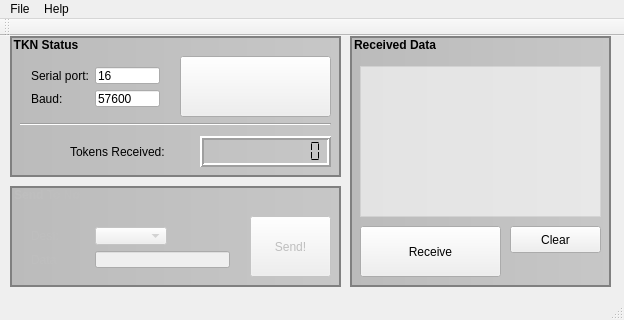
chrispap/TKN, file PC/gui/qtknwindow.ui: the form before one commit.
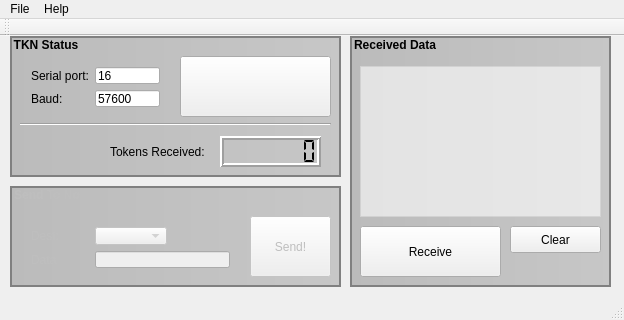
The form after the commit.

Patch:
```diff
--- a/PC/gui/qtknwindow.ui
+++ b/PC/gui/qtknwindow.ui
@@ -76,9 +76,9 @@
     <widget class="QLCDNumber" name="lcd_TokenCounter">
      <property name="geometry">
       <rect>
-       <x>190</x>
+       <x>210</x>
        <y>100</y>
-       <width>131</width>
+       <width>101</width>
        <height>31</height>
       </rect>
      </property>
@@ -88,8 +88,11 @@
      <property name="lineWidth">
       <number>2</number>
      </property>
+     <property name="numDigits">
+      <number>7</number>
+     </property>
      <property name="digitCount">
-      <number>11</number>
+      <number>7</number>
      </property>
      <property name="mode">
       <enum>QLCDNumber::Dec</enum>
@@ -101,9 +104,9 @@
     <widget class="QLabel" name="label_5">
      <property name="geometry">
       <rect>
-       <x>60</x>
+       <x>100</x>
        <y>100</y>
-       <width>121</width>
+       <width>101</width>
        <height>31</height>
       </rect>
      </property>
```
Left out of the diff: 4 changed lines with no effect on the pictures.
